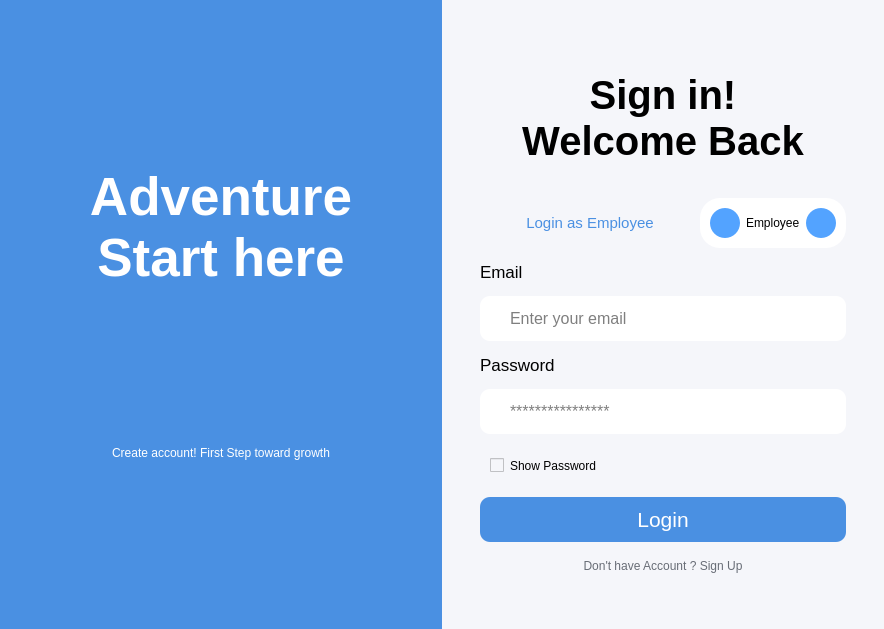
The window that mainwindow.ui (arshc0der/Inventory-Management-System) describes before a commit, drawn with Qt 5.
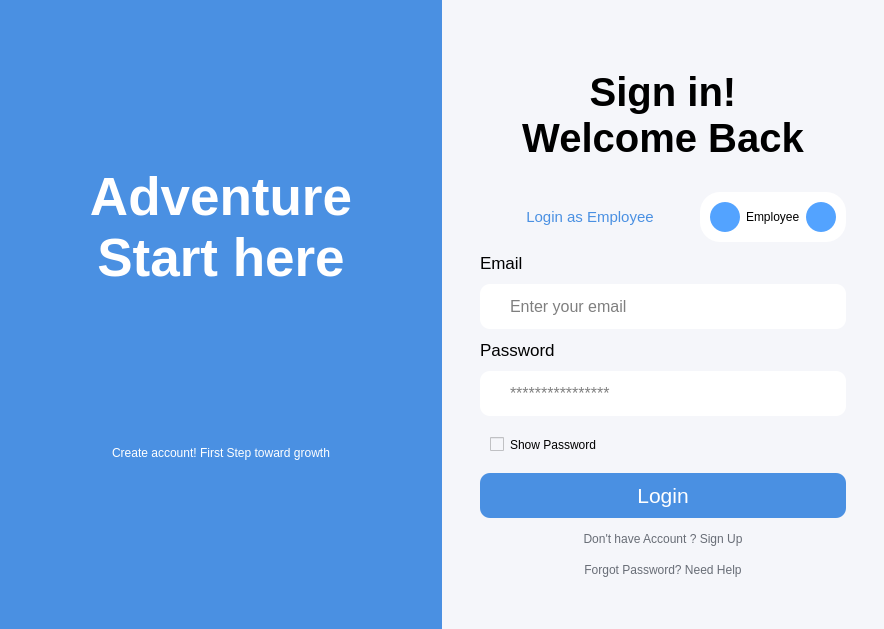
The same window after the commit. Icons and pictures are not drawn.

Commit message: Added Forgot password dialog

Patch:
```diff
--- a/mainwindow.ui
+++ b/mainwindow.ui
@@ -598,6 +598,28 @@
               </property>
              </widget>
             </item>
+            <item>
+             <widget class="QPushButton" name="forgot_password_btn">
+              <property name="maximumSize">
+               <size>
+                <width>16777215</width>
+                <height>20</height>
+               </size>
+              </property>
+              <property name="styleSheet">
+               <string notr="true">QPushButton{
+padding:0;
+color: rgb(104, 109, 118);
+}
+QPushButton:hover{
+	color: rgb(74, 144, 226);
+}</string>
+              </property>
+              <property name="text">
+               <string>Forgot Password? Need Help</string>
+              </property>
+             </widget>
+            </item>
            </layout>
           </item>
          </layout>
```
The commit also changes 6 other files.
